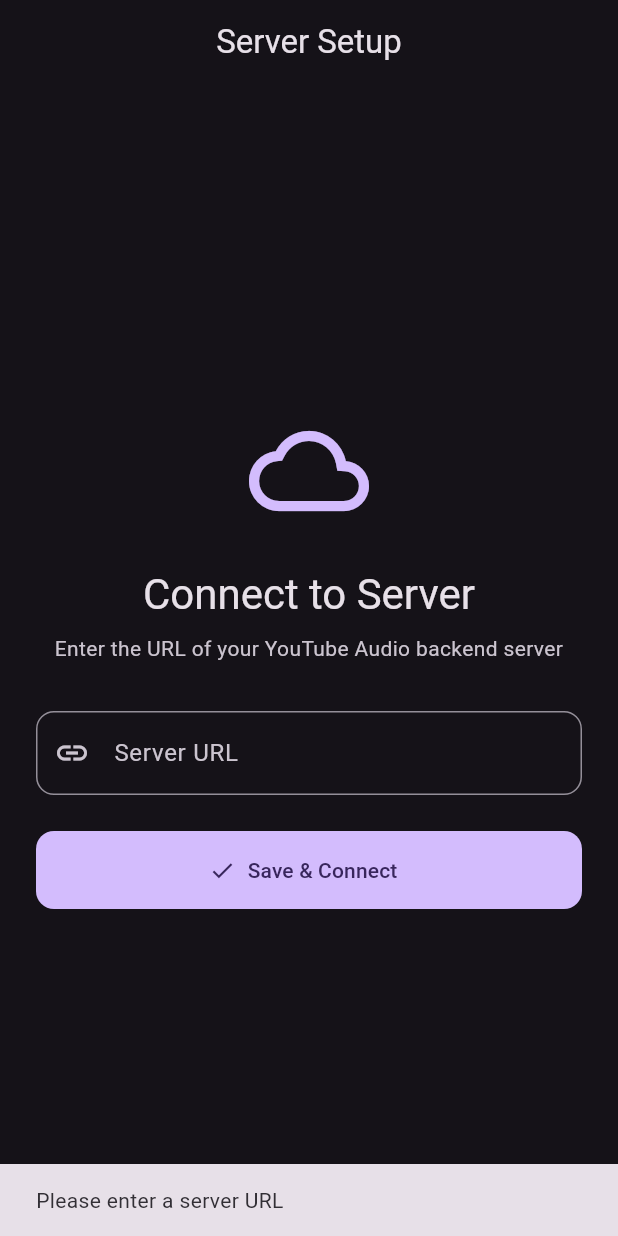
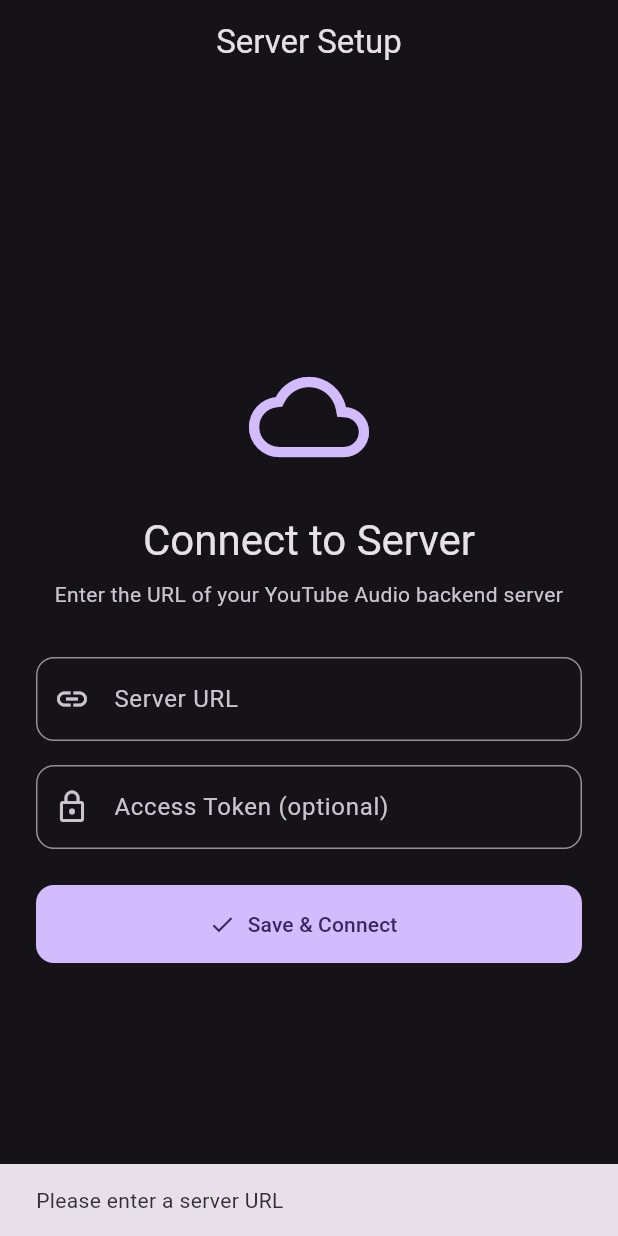
Before and after one commit to Hocti/you-audio, a Flutter app: the screen it shows after launch, after a tap on "Save & Connect", on a phone screen of 412 x 824 dp. Run offline on Flutter 3.47's test engine with Material 3 defaults, Android fonts, the phone set to English and light mode, and no system bars; our stand-ins replace audio_service, cached_network_image, just_audio, shared_preferences; network calls fail.

Commit message:
feat: add access token field to setup page, wire through to API calls
Adds an optional obscured access token TextField to ServerSetupPage,
persists the value to SharedPreferences, and threads it through
DownloadPage → AudioListPage → ApiService so all HTTP requests include
the X-Access-Token header when a token is configured.

Co-Authored-By: Claude Sonnet 4.6 <noreply@anthropic.com>

```diff
--- a/flutter_app/lib/pages/audio_list_page.dart
+++ b/flutter_app/lib/pages/audio_list_page.dart
@@ -8,8 +8,9 @@ import '../widgets/player_bar.dart';
 
 class AudioListPage extends StatefulWidget {
   final String serverUrl;
+  final String accessToken;
 
-  const AudioListPage({super.key, required this.serverUrl});
+  const AudioListPage({super.key, required this.serverUrl, this.accessToken = ''});
 
   @override
   State<AudioListPage> createState() => _AudioListPageState();
@@ -25,7 +26,7 @@ class _AudioListPageState extends State<AudioListPage> {
   @override
   void initState() {
     super.initState();
-    _apiService = ApiService(widget.serverUrl);
+    _apiService = ApiService(widget.serverUrl, accessToken: widget.accessToken);
     _loadVideos();
   }
 
--- a/flutter_app/lib/pages/server_setup_page.dart
+++ b/flutter_app/lib/pages/server_setup_page.dart
@@ -11,6 +11,7 @@ class ServerSetupPage extends StatefulWidget {
 
 class _ServerSetupPageState extends State<ServerSetupPage> {
   final _controller = TextEditingController();
+  final _tokenController = TextEditingController();
   bool _loading = true;
 
   @override
@@ -22,11 +23,13 @@ class _ServerSetupPageState extends State<ServerSetupPage> {
   Future<void> _checkSavedUrl() async {
     final prefs = await SharedPreferences.getInstance();
     final savedUrl = prefs.getString('server_url');
+    final savedToken = prefs.getString('access_token') ?? '';
+    _tokenController.text = savedToken;
     if (savedUrl != null && savedUrl.isNotEmpty && mounted) {
       Navigator.pushReplacement(
         context,
         MaterialPageRoute(
-          builder: (_) => DownloadPage(serverUrl: savedUrl),
+          builder: (_) => DownloadPage(serverUrl: savedUrl, accessToken: savedToken),
         ),
       );
     } else {
@@ -43,14 +46,16 @@ class _ServerSetupPageState extends State<ServerSetupPage> {
       return;
     }
 
+    final token = _tokenController.text.trim();
     final prefs = await SharedPreferences.getInstance();
     await prefs.setString('server_url', url);
+    await prefs.setString('access_token', token);
 
     if (mounted) {
       Navigator.pushReplacement(
         context,
         MaterialPageRoute(
-          builder: (_) => DownloadPage(serverUrl: url),
+          builder: (_) => DownloadPage(serverUrl: url, accessToken: token),
         ),
       );
     }
@@ -59,6 +64,7 @@ class _ServerSetupPageState extends State<ServerSetupPage> {
   @override
   void dispose() {
     _controller.dispose();
+    _tokenController.dispose();
     super.dispose();
   }
 
@@ -112,6 +118,20 @@ class _ServerSetupPageState extends State<ServerSetupPage> {
               keyboardType: TextInputType.url,
               onSubmitted: (_) => _save(),
             ),
+            const SizedBox(height: 16),
+            TextField(
+              controller: _tokenController,
+              decoration: InputDecoration(
+                labelText: 'Access Token (optional)',
+                hintText: 'Leave empty if no auth is set',
+                border: OutlineInputBorder(
+                  borderRadius: BorderRadius.circular(12),
+                ),
+                prefixIcon: const Icon(Icons.lock_outline),
+              ),
+              obscureText: true,
+              onSubmitted: (_) => _save(),
+            ),
             const SizedBox(height: 24),
             FilledButton.icon(
               onPressed: _save,
```
Also changed, not shown: flutter_app/lib/pages/download_page.dart (+4 -3 lines).
